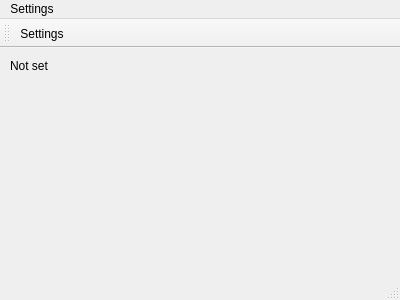
Qt form mainwindow.ui (stepankuzmin/mole) before a commit.
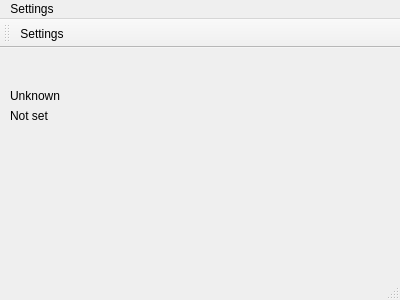
The same form after that commit.

The edit to the form file:
```diff
--- a/mainwindow.ui
+++ b/mainwindow.ui
@@ -18,8 +18,8 @@
     <property name="geometry">
      <rect>
       <x>10</x>
-      <y>10</y>
-      <width>41</width>
+      <y>60</y>
+      <width>91</width>
       <height>16</height>
      </rect>
     </property>
@@ -27,6 +27,19 @@
      <string>Not set</string>
     </property>
    </widget>
+   <widget class="QLabel" name="connectionStatusLabel">
+    <property name="geometry">
+     <rect>
+      <x>10</x>
+      <y>40</y>
+      <width>111</width>
+      <height>16</height>
+     </rect>
+    </property>
+    <property name="text">
+     <string>Unknown</string>
+    </property>
+   </widget>
   </widget>
   <widget class="QMenuBar" name="menuBar">
    <property name="geometry">
```
